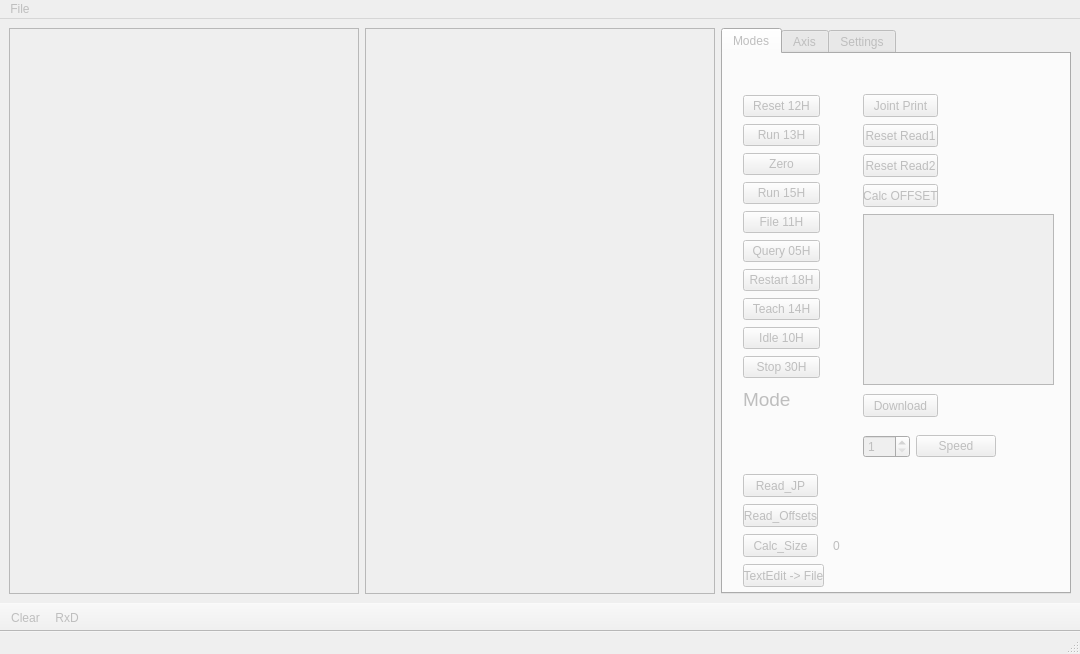
Above: main.ui from kukuruuza/ruuz before the change. Below: the same form after it.
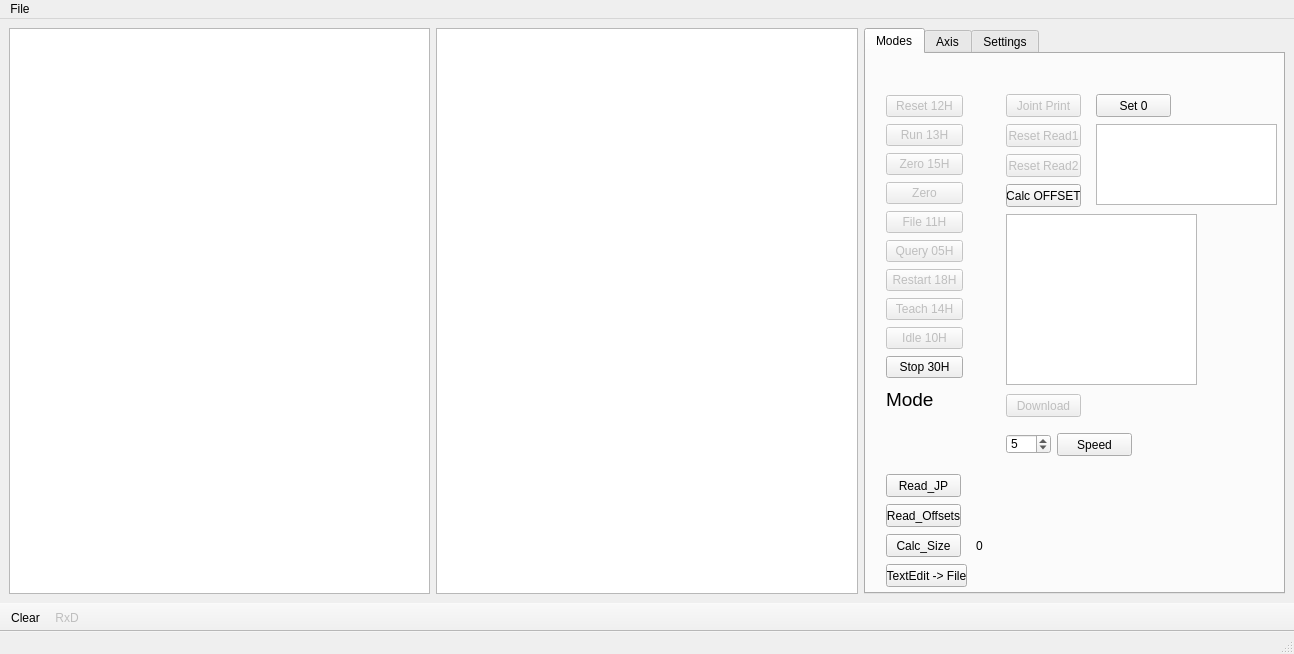
That is the form after the change. The open tabs and pages were chosen to show the change. Icons and pictures are not drawn.

Commit message: pyqt delete, pyserial added

Patch:
```diff
--- a/main.ui
+++ b/main.ui
@@ -2,14 +2,11 @@
 <ui version="4.0">
  <class>MainWindow</class>
  <widget class="QMainWindow" name="MainWindow">
-  <property name="enabled">
-   <bool>false</bool>
-  </property>
   <property name="geometry">
    <rect>
     <x>0</x>
     <y>0</y>
-    <width>1080</width>
+    <width>1294</width>
     <height>654</height>
    </rect>
   </property>
@@ -43,7 +40,7 @@
     <item>
      <widget class="QTabWidget" name="tabWidget">
       <property name="enabled">
-       <bool>false</bool>
+       <bool>true</bool>
       </property>
       <property name="currentIndex">
        <number>1</number>
@@ -82,6 +79,16 @@
            </property>
           </widget>
          </item>
+         <item>
+          <widget class="QPushButton" name="btn15H">
+           <property name="enabled">
+            <bool>false</bool>
+           </property>
+           <property name="text">
+            <string>Zero 15H</string>
+           </property>
+          </widget>
+         </item>
          <item>
           <widget class="QPushButton" name="btnZero">
            <property name="enabled">
@@ -92,16 +99,6 @@
            </property>
           </widget>
          </item>
-         <item>
-          <widget class="QPushButton" name="btn15H">
-           <property name="enabled">
-            <bool>false</bool>
-           </property>
-           <property name="text">
-            <string>Run 15H</string>
-           </property>
-          </widget>
-         </item>
          <item>
           <widget class="QPushButton" name="btn11H">
            <property name="enabled">
@@ -245,7 +242,7 @@
        </widget>
        <widget class="QPushButton" name="btnCalcOffset">
         <property name="enabled">
-         <bool>false</bool>
+         <bool>true</bool>
         </property>
         <property name="geometry">
          <rect>
@@ -334,41 +331,60 @@
          <string>0</string>
         </property>
        </widget>
-       <widget class="QWidget" name="">
+       <widget class="QPushButton" name="btnSpeed">
+        <property name="geometry">
+         <rect>
+          <x>191</x>
+          <y>379</y>
+          <width>75</width>
+          <height>23</height>
+         </rect>
+        </property>
+        <property name="text">
+         <string>Speed</string>
+        </property>
+       </widget>
+       <widget class="QSpinBox" name="spinSpeed">
         <property name="geometry">
          <rect>
           <x>140</x>
           <y>380</y>
-          <width>179</width>
-          <height>25</height>
+          <width>45</width>
+          <height>20</height>
          </rect>
         </property>
-        <layout class="QHBoxLayout" name="horizontalLayout_2">
-         <item>
-          <widget class="QSpinBox" name="spinSpeed">
-           <property name="minimum">
-            <number>1</number>
-           </property>
-           <property name="maximum">
-            <number>100</number>
-           </property>
-          </widget>
-         </item>
-         <item>
-          <widget class="QPushButton" name="btnSpeed">
-           <property name="text">
-            <string>Speed</string>
-           </property>
-          </widget>
-         </item>
-         <item>
-          <widget class="QLabel" name="lblSpeed">
-           <property name="text">
-            <string/>
-           </property>
-          </widget>
-         </item>
-        </layout>
+        <property name="minimum">
+         <number>1</number>
+        </property>
+        <property name="maximum">
+         <number>100</number>
+        </property>
+        <property name="value">
+         <number>5</number>
+        </property>
+       </widget>
+       <widget class="QPushButton" name="btnSetZero">
+        <property name="geometry">
+         <rect>
+          <x>230</x>
+          <y>40</y>
+          <width>75</width>
+          <height>23</height>
+         </rect>
+        </property>
+        <property name="text">
+         <string>Set 0</string>
+        </property>
+       </widget>
+       <widget class="QListWidget" name="listWidget_JP">
+        <property name="geometry">
+         <rect>
+          <x>230</x>
+          <y>70</y>
+          <width>181</width>
+          <height>81</height>
+         </rect>
+        </property>
        </widget>
       </widget>
       <widget class="QWidget" name="tab_axis">
@@ -899,7 +915,7 @@
     <rect>
      <x>0</x>
      <y>0</y>
-     <width>1080</width>
+     <width>1294</width>
      <height>21</height>
     </rect>
    </property>
@@ -914,7 +930,7 @@
   <widget class="QStatusBar" name="statusbar"/>
   <widget class="QToolBar" name="toolBar">
    <property name="enabled">
-    <bool>false</bool>
+    <bool>true</bool>
    </property>
    <property name="windowTitle">
     <string>toolBar</string>
```
Left out of the diff: 58 changed lines with no effect on the pictures. The commit also changes 2 other files.
